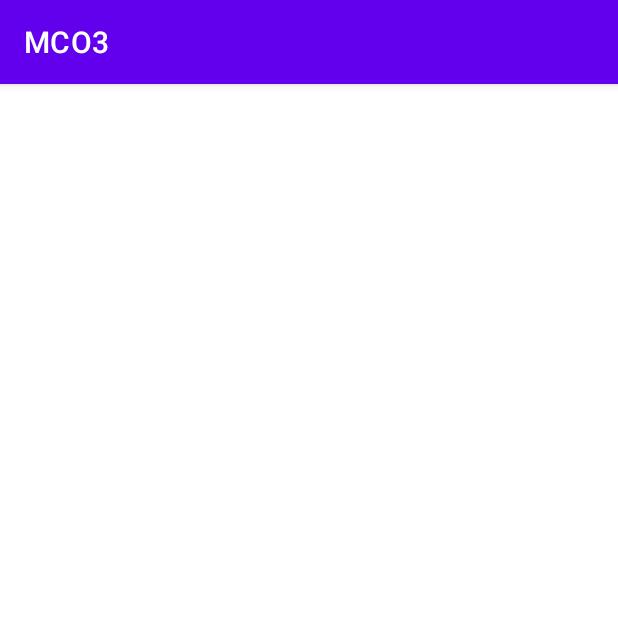
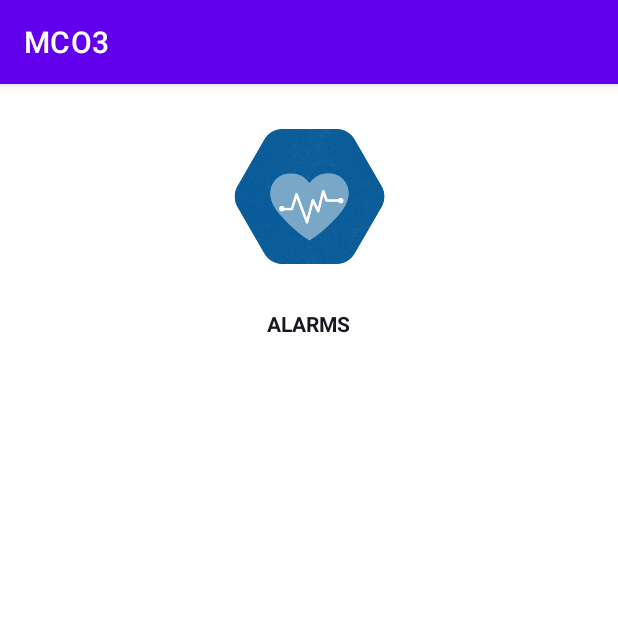
Before and after one commit to zivhd/MacroMonitor, an Android app: the AlarmActivity screen opened directly, with no data from a screen before it, on a phone screen of 412 x 824 dp, the top half of it. Run offline under Robolectric (Android 15) with nearby library versions, the phone set to English and light mode, and no system bars.

Commit message:
Update activity_alarm.xml

```diff
--- a/MCO3/app/src/main/res/layout/activity_alarm.xml
+++ b/MCO3/app/src/main/res/layout/activity_alarm.xml
@@ -6,4 +6,31 @@
     android:layout_height="match_parent"
     tools:context=".AlarmActivity">
 
+    <androidx.appcompat.widget.AppCompatImageView
+        android:id="@+id/icon"
+        android:layout_width="150dp"
+        android:layout_height="150dp"
+        android:src="@drawable/icon"
+        app:layout_constraintEnd_toEndOf="parent"
+        app:layout_constraintHorizontal_bias="0.5"
+        app:layout_constraintStart_toStartOf="parent"
+        app:layout_constraintTop_toTopOf="parent"
+        />
+    <androidx.appcompat.widget.AppCompatTextView
+        android:id="@+id/title"
+        android:layout_width="wrap_content"
+        android:layout_height="wrap_content"
+        android:text="ALARMS"
+        android:textColor="#181823"
+        android:textStyle="bold"
+        app:layout_constraintEnd_toEndOf="parent"
+        app:layout_constraintHorizontal_bias="0.5"
+        app:layout_constraintStart_toStartOf="parent"
+        app:layout_constraintTop_toBottomOf="@+id/icon" />
+
+    <androidx.recyclerview.widget.RecyclerView
+        android:layout_width="match_parent"
+        android:layout_height="match_parent"/>
+
+
 </androidx.constraintlayout.widget.ConstraintLayout>
```
